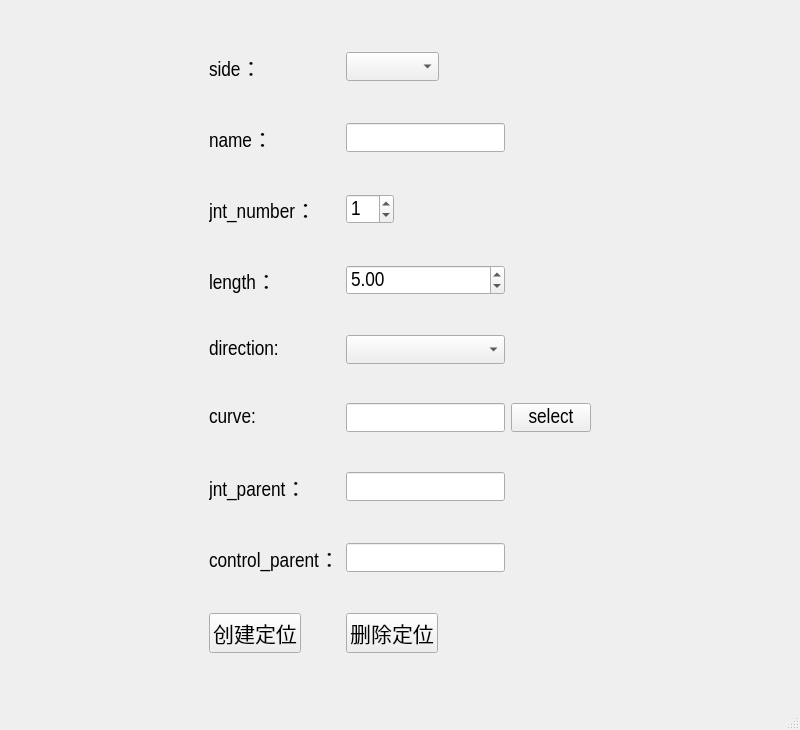
Before: the Qt Designer form res/ui/bind_modular/ui/chainEP.ui in MuZiMuZi/muziToolset, drawn with Qt 5.
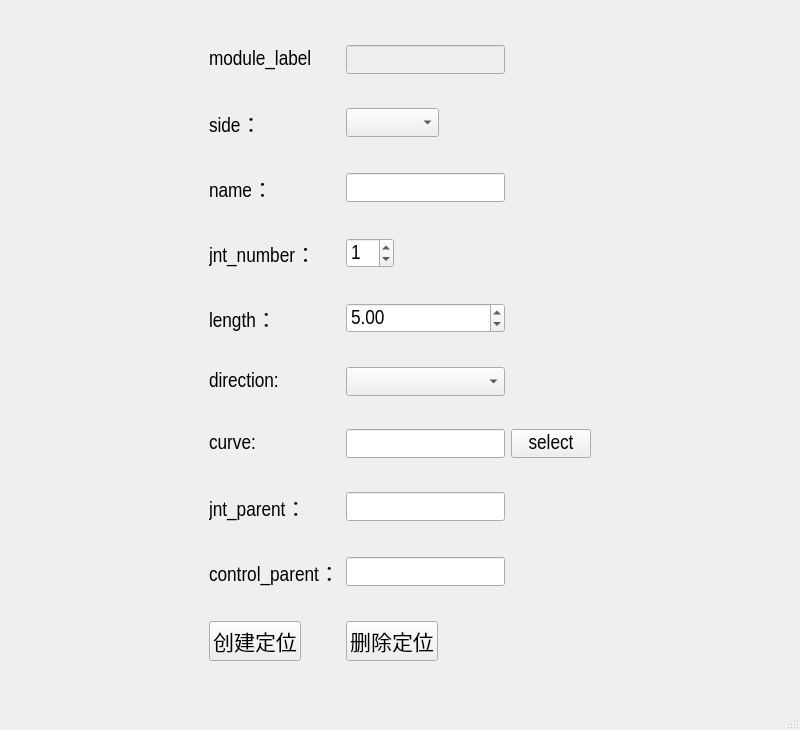
After: the same form once the commit is applied.

What changed in the file:
```diff
--- a/res/ui/bind_modular/ui/chainEP.ui
+++ b/res/ui/bind_modular/ui/chainEP.ui
@@ -16,6 +16,8 @@
   <widget class="QWidget" name="centralwidget">
    <layout class="QGridLayout" name="gridLayout">
     <item row="0" column="0">
+     <layout class="QGridLayout" name="gridLayout_3">
+      <item row="0" column="0">
      <widget class="QWidget" name="widget" native="true">
       <property name="sizePolicy">
        <sizepolicy hsizetype="Fixed" vsizetype="Preferred">
@@ -30,27 +32,82 @@
        </font>
       </property>
       <layout class="QGridLayout" name="gridLayout_2">
-       <item row="5" column="1">
-        <widget class="QLineEdit" name="curve_edit"/>
-       </item>
        <item row="5" column="0">
-        <widget class="QLabel" name="label_3">
-         <property name="text">
-          <string>curve:</string>
-         </property>
-        </widget>
-       </item>
-       <item row="4" column="0">
         <widget class="QLabel" name="label_2">
          <property name="text">
           <string>direction:</string>
          </property>
         </widget>
        </item>
-       <item row="4" column="1">
-        <widget class="QComboBox" name="direction_cbox"/>
-       </item>
-       <item row="0" column="0">
+         <item row="6" column="2">
+          <widget class="QPushButton" name="select_btn">
+           <property name="text">
+            <string>select</string>
+           </property>
+          </widget>
+         </item>
+         <item row="4" column="0">
+          <widget class="QLabel" name="label">
+           <property name="text">
+            <string>length：</string>
+           </property>
+          </widget>
+         </item>
+         <item row="3" column="1">
+          <widget class="QSpinBox" name="jnt_number_sbox">
+           <property name="sizePolicy">
+            <sizepolicy hsizetype="Fixed" vsizetype="Fixed">
+             <horstretch>0</horstretch>
+             <verstretch>0</verstretch>
+            </sizepolicy>
+           </property>
+           <property name="font">
+            <font>
+             <family>Arial Narrow</family>
+             <pointsize>16</pointsize>
+            </font>
+           </property>
+           <property name="value">
+            <number>1</number>
+           </property>
+          </widget>
+         </item>
+         <item row="7" column="1">
+          <widget class="QLineEdit" name="jnt_parent_edit">
+           <property name="sizePolicy">
+            <sizepolicy hsizetype="Fixed" vsizetype="Fixed">
+             <horstretch>0</horstretch>
+             <verstretch>0</verstretch>
+            </sizepolicy>
+           </property>
+           <property name="font">
+            <font>
+             <family>Arial Narrow</family>
+             <pointsize>16</pointsize>
+            </font>
+           </property>
+          </widget>
+         </item>
+         <item row="9" column="1">
+          <widget class="QPushButton" name="delete_btn">
+           <property name="sizePolicy">
+            <sizepolicy hsizetype="Fixed" vsizetype="Fixed">
+             <horstretch>0</horstretch>
+             <verstretch>0</verstretch>
+            </sizepolicy>
+           </property>
+           <property name="font">
+            <font>
+             <family>Arial Narrow</family>
+             <pointsize>16</pointsize>
+            </font>
+           </property>
+           <property name="text">
+            <string>删除定位</string>
+           </property>
+          </widget>
+         </item>
+         <item row="1" column="0">
         <widget class="QLabel" name="side_label">
          <property name="sizePolicy">
           <sizepolicy hsizetype="Fixed" vsizetype="Fixed">
@@ -83,134 +140,7 @@
          </property>
         </widget>
        </item>
-       <item row="1" column="1">
-        <widget class="QLineEdit" name="name_edit">
-         <property name="sizePolicy">
-          <sizepolicy hsizetype="Fixed" vsizetype="Fixed">
-           <horstretch>0</horstretch>
-           <verstretch>0</verstretch>
-          </sizepolicy>
-         </property>
-         <property name="font">
-          <font>
-           <family>Arial Narrow</family>
-           <pointsize>16</pointsize>
-          </font>
-         </property>
-        </widget>
-       </item>
        <item row="8" column="0">
-        <widget class="QPushButton" name="create_btn">
-         <property name="sizePolicy">
-          <sizepolicy hsizetype="Fixed" vsizetype="Fixed">
-           <horstretch>0</horstretch>
-           <verstretch>0</verstretch>
-          </sizepolicy>
-         </property>
-         <property name="font">
-          <font>
-           <family>Arial Narrow</family>
-           <pointsize>16</pointsize>
-          </font>
-         </property>
-         <property name="text">
-          <string>创建定位</string>
-         </property>
-        </widget>
-       </item>
-       <item row="6" column="1">
-        <widget class="QLineEdit" name="jnt_parent_edit">
-         <property name="sizePolicy">
-          <sizepolicy hsizetype="Fixed" vsizetype="Fixed">
-           <horstretch>0</horstretch>
-           <verstretch>0</verstretch>
-          </sizepolicy>
-         </property>
-         <property name="font">
-          <font>
-           <family>Arial Narrow</family>
-           <pointsize>16</pointsize>
-          </font>
-         </property>
-        </widget>
-       </item>
-       <item row="0" column="1">
-        <widget class="QComboBox" name="side_cbox">
-         <property name="sizePolicy">
-          <sizepolicy hsizetype="Fixed" vsizetype="Fixed">
-           <horstretch>0</horstretch>
-           <verstretch>0</verstretch>
-          </sizepolicy>
-         </property>
-         <property name="font">
-          <font>
-           <family>Arial Narrow</family>
-           <pointsize>16</pointsize>
-           <weight>50</weight>
-           <bold>false</bold>
-          </font>
-         </property>
-        </widget>
-       </item>
-       <item row="2" column="0">
-        <widget class="QLabel" name="label_5">
-         <property name="sizePolicy">
-          <sizepolicy hsizetype="Fixed" vsizetype="Preferred">
-           <horstretch>0</horstretch>
-           <verstretch>0</verstretch>
-          </sizepolicy>
-         </property>
-         <property name="font">
-          <font>
-           <family>Arial Narrow</family>
-           <pointsize>16</pointsize>
-           <weight>50</weight>
-           <bold>false</bold>
-          </font>
-         </property>
-         <property name="text">
-          <string>jnt_number：</string>
-         </property>
-        </widget>
-       </item>
-       <item row="7" column="1">
-        <widget class="QLineEdit" name="control_parent_edit">
-         <property name="sizePolicy">
-          <sizepolicy hsizetype="Fixed" vsizetype="Fixed">
-           <horstretch>0</horstretch>
-           <verstretch>0</verstretch>
-          </sizepolicy>
-         </property>
-         <property name="font">
-          <font>
-           <family>Arial Narrow</family>
-           <pointsize>16</pointsize>
-          </font>
-         </property>
-        </widget>
-       </item>
-       <item row="6" column="0">
-        <widget class="QLabel" name="label_6">
-         <property name="sizePolicy">
-          <sizepolicy hsizetype="Fixed" vsizetype="Preferred">
-           <horstretch>0</horstretch>
-           <verstretch>0</verstretch>
-          </sizepolicy>
-         </property>
-         <property name="font">
-          <font>
-           <family>Arial Narrow</family>
-           <pointsize>16</pointsize>
-           <weight>50</weight>
-           <bold>false</bold>
-          </font>
-         </property>
-         <property name="text">
-          <string>jnt_parent：</string>
-         </property>
-        </widget>
-       </item>
-       <item row="7" column="0">
         <widget class="QLabel" name="label_7">
          <property name="sizePolicy">
           <sizepolicy hsizetype="Fixed" vsizetype="Preferred">
@@ -231,7 +161,10 @@
          </property>
         </widget>
        </item>
-       <item row="1" column="0">
+         <item row="6" column="1">
+          <widget class="QLineEdit" name="curve_edit"/>
+         </item>
+         <item row="2" column="0">
         <widget class="QLabel" name="label_4">
          <property name="sizePolicy">
           <sizepolicy hsizetype="Fixed" vsizetype="Preferred">
@@ -252,8 +185,29 @@
          </property>
         </widget>
        </item>
+         <item row="7" column="0">
+          <widget class="QLabel" name="label_6">
+           <property name="sizePolicy">
+            <sizepolicy hsizetype="Fixed" vsizetype="Preferred">
+             <horstretch>0</horstretch>
+             <verstretch>0</verstretch>
+            </sizepolicy>
+           </property>
+           <property name="font">
+            <font>
+             <family>Arial Narrow</family>
+             <pointsize>16</pointsize>
+             <weight>50</weight>
+             <bold>false</bold>
+            </font>
+           </property>
+           <property name="text">
+            <string>jnt_parent：</string>
+           </property>
+          </widget>
+         </item>
        <item row="2" column="1">
-        <widget class="QSpinBox" name="jnt_number_sbox">
+          <widget class="QLineEdit" name="name_edit">
          <property name="sizePolicy">
           <sizepolicy hsizetype="Fixed" vsizetype="Fixed">
            <horstretch>0</horstretch>
@@ -266,13 +220,10 @@
            <pointsize>16</pointsize>
           </font>
          </property>
-         <property name="value">
-          <number>1</number>
-         </property>
         </widget>
        </item>
        <item row="8" column="1">
-        <widget class="QPushButton" name="delete_btn">
+          <widget class="QLineEdit" name="control_parent_edit">
          <property name="sizePolicy">
           <sizepolicy hsizetype="Fixed" vsizetype="Fixed">
            <horstretch>0</horstretch>
@@ -285,12 +236,12 @@
            <pointsize>16</pointsize>
           </font>
          </property>
-         <property name="text">
-          <string>删除定位</string>
-         </property>
-        </widget>
-       </item>
-       <item row="3" column="1">
+          </widget>
+         </item>
+         <item row="5" column="1">
+          <widget class="QComboBox" name="direction_cbox"/>
+         </item>
+         <item row="4" column="1">
         <widget class="QDoubleSpinBox" name="length_sbox">
          <property name="decimals">
           <number>2</number>
@@ -300,34 +251,91 @@
          </property>
         </widget>
        </item>
+         <item row="1" column="1">
+          <widget class="QComboBox" name="side_cbox">
+           <property name="sizePolicy">
+            <sizepolicy hsizetype="Fixed" vsizetype="Fixed">
+             <horstretch>0</horstretch>
+             <verstretch>0</verstretch>
+            </sizepolicy>
+           </property>
+           <property name="font">
+            <font>
+             <family>Arial Narrow</family>
+             <pointsize>16</pointsize>
+             <weight>50</weight>
+             <bold>false</bold>
+            </font>
+           </property>
+          </widget>
+         </item>
        <item row="3" column="0">
-        <widget class="QLabel" name="label">
+          <widget class="QLabel" name="label_5">
+           <property name="sizePolicy">
+            <sizepolicy hsizetype="Fixed" vsizetype="Preferred">
+             <horstretch>0</horstretch>
+             <verstretch>0</verstretch>
+            </sizepolicy>
+           </property>
+           <property name="font">
+            <font>
+             <family>Arial Narrow</family>
+             <pointsize>16</pointsize>
+             <weight>50</weight>
+             <bold>false</bold>
+            </font>
+           </property>
          <property name="text">
-          <string>length：</string>
+            <string>jnt_number：</string>
          </property>
         </widget>
        </item>
-       <item row="5" column="2">
-        <widget class="QPushButton" name="select_btn">
+         <item row="6" column="0">
+          <widget class="QLabel" name="label_3">
          <property name="text">
-          <string>select</string>
+            <string>curve:</string>
          </property>
         </widget>
        </item>
-      </layout>
-     </widget>
-    </item>
-   </layout>
-  </widget>
-  <widget class="QMenuBar" name="menubar">
-   <property name="geometry">
-    <rect>
-     <x>0</x>
-     <y>0</y>
-     <width>800</width>
-     <height>23</height>
-    </rect>
-   </property>
+         <item row="9" column="0">
+          <widget class="QPushButton" name="create_btn">
+           <property name="sizePolicy">
+            <sizepolicy hsizetype="Fixed" vsizetype="Fixed">
+             <horstretch>0</horstretch>
+             <verstretch>0</verstretch>
+            </sizepolicy>
+           </property>
+           <property name="font">
+            <font>
+             <family>Arial Narrow</family>
+             <pointsize>16</pointsize>
+            </font>
+           </property>
+           <property name="text">
+            <string>创建定位</string>
+           </property>
+          </widget>
+         </item>
+         <item row="0" column="0">
+          <widget class="QLabel" name="label_8">
+           <property name="text">
+            <string>module_label</string>
+           </property>
+          </widget>
+         </item>
+         <item row="0" column="1">
+          <widget class="QLineEdit" name="module_edit">
+           <property name="enabled">
+            <bool>false</bool>
+           </property>
+          </widget>
+         </item>
+        </layout>
+       </widget>
+      </item>
+     </layout>
+    </item>
+   </layout>
   </widget>
   <widget class="QStatusBar" name="statusbar"/>
  </widget>
```
Lines whose indentation alone changed are shown as unchanged.
